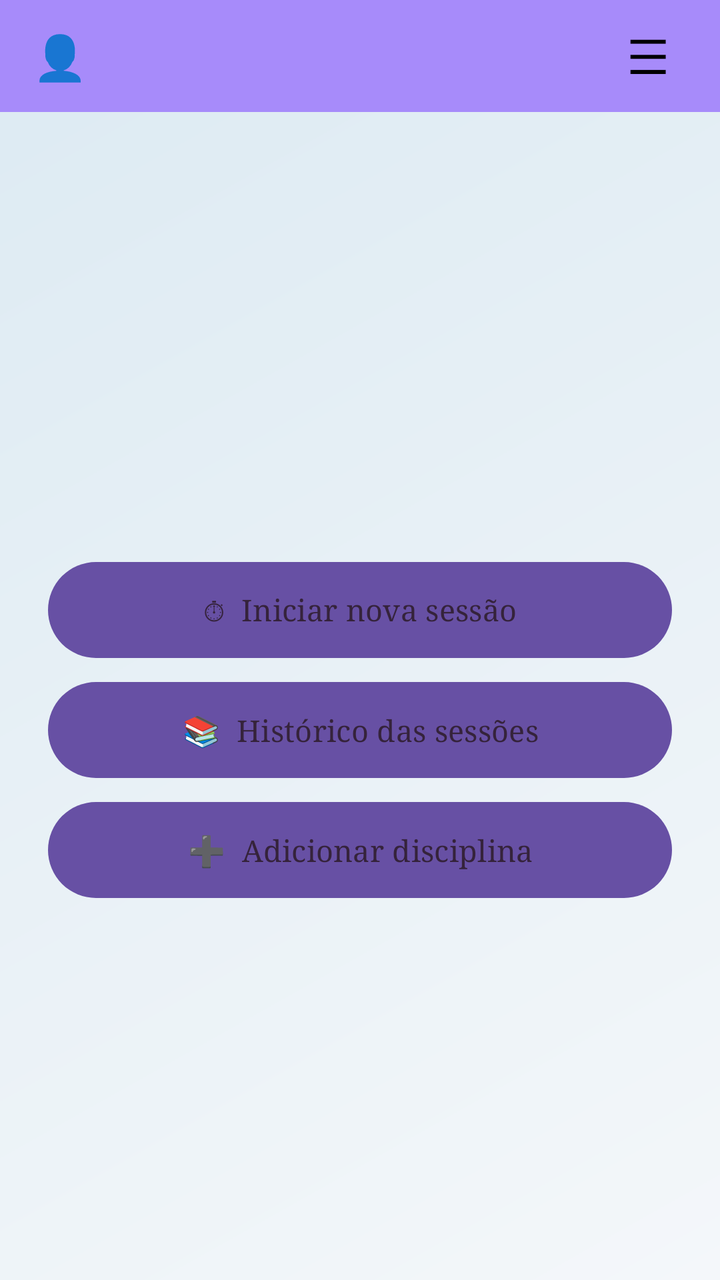
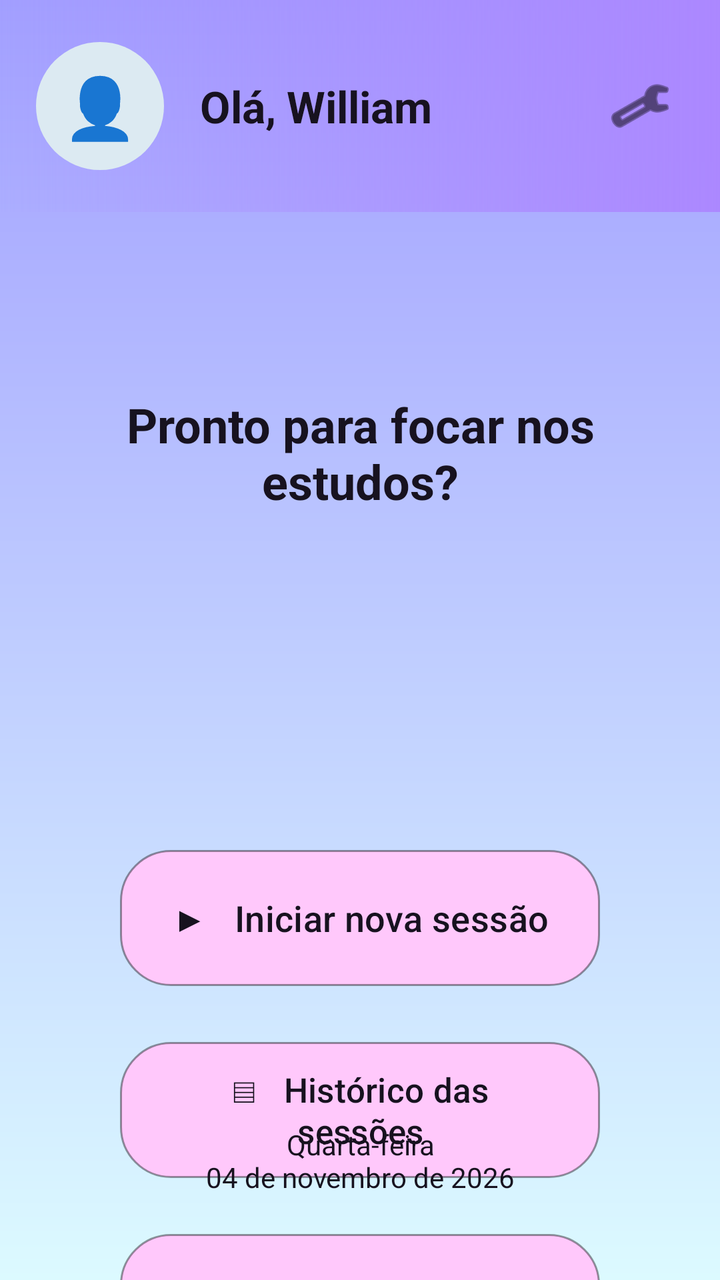

An Android layout rendered at two revisions. The XML below is the earlier revision; the diff shows what the commit changed to produce the second picture.
<!-- AndroidManifest.xml: application theme Theme.FocaAi -->
<!-- res/layout/activity_principal.xml -->
<?xml version="1.0" encoding="utf-8"?>
<androidx.constraintlayout.widget.ConstraintLayout
    xmlns:android="http://schemas.android.com/apk/res/android"
    xmlns:app="http://schemas.android.com/apk/res-auto"
    xmlns:tools="http://schemas.android.com/tools"
    android:layout_width="match_parent"
    android:layout_height="match_parent"
    android:background="@drawable/bg_gradient"
    tools:context=".PrincipalActivity">

    <LinearLayout
        android:id="@+id/linearLayout"
        android:layout_width="match_parent"
        android:layout_height="56dp"
        android:background="#A78BFA"
        android:gravity="center_vertical"
        android:orientation="horizontal"
        android:paddingStart="12dp"
        android:paddingEnd="12dp"
        app:layout_constraintEnd_toEndOf="parent"
        app:layout_constraintStart_toStartOf="parent"
        app:layout_constraintTop_toTopOf="parent">

        <TextView
            android:layout_width="36dp"
            android:layout_height="36dp"
            android:contentDescription="Foto do perfil"
            android:gravity="center"
            android:text="👤"
            android:textSize="22sp" />

        <TextView
            android:layout_width="0dp"
            android:layout_height="wrap_content"
            android:layout_marginStart="8dp"
            android:layout_weight="1"
            android:fontFamily="serif"
            android:textColor="#000000"
            android:textSize="14sp"
            android:textStyle="bold" />

        <TextView
            android:layout_width="48dp"
            android:layout_height="48dp"
            android:contentDescription="Menu"
            android:gravity="center"
            android:text="☰"
            android:textColor="#000000"
            android:textSize="24sp" />

    </LinearLayout>

    <LinearLayout
        android:id="@+id/linearLayout2"
        android:layout_width="match_parent"
        android:layout_height="wrap_content"
        android:layout_marginTop="225dp"
        android:gravity="center_horizontal"
        android:orientation="vertical"
        android:paddingStart="24dp"
        android:paddingTop="0dp"
        android:paddingEnd="24dp"
        app:layout_constraintEnd_toEndOf="parent"
        app:layout_constraintStart_toStartOf="parent"
        app:layout_constraintTop_toBottomOf="@+id/linearLayout">

        <Button
            android:id="@+id/buttonIniciarNovaSessao"
            android:layout_width="match_parent"
            android:layout_height="48dp"
            android:layout_marginBottom="12dp"
            android:background="@drawable/button_rounded"
            android:fontFamily="serif"
            android:padding="0dp"
            android:stateListAnimator="@null"
            android:text="⏱  Iniciar nova sessão"
            android:textAllCaps="false"
            android:textColor="#35233B"
            android:textSize="15sp" />

        <Button
            android:id="@+id/buttonHistorico"
            android:layout_width="match_parent"
            android:layout_height="48dp"
            android:layout_marginBottom="12dp"
            android:background="@drawable/button_rounded"
            android:fontFamily="serif"
            android:padding="0dp"
            android:stateListAnimator="@null"
            android:text="📚  Histórico das sessões"
            android:textAllCaps="false"
            android:textColor="#35233B"
            android:textSize="15sp" />

        <Button
            android:id="@+id/buttonAdicionarDisciplina"
            android:layout_width="match_parent"
            android:layout_height="48dp"
            android:background="@drawable/button_rounded"
            android:fontFamily="serif"
            android:padding="0dp"
            android:stateListAnimator="@null"
            android:text="➕  Adicionar disciplina"
            android:textAllCaps="false"
            android:textColor="#35233B"
            android:textSize="15sp" />

    </LinearLayout>

    
    <TextView
        android:id="@+id/textDataPrincipal"
        android:layout_width="wrap_content"
        android:layout_height="wrap_content"
        android:fontFamily="serif"
        android:gravity="center"
        android:textColor="#35233B"
        android:textSize="11sp"
        app:layout_constraintBottom_toBottomOf="parent"
        app:layout_constraintEnd_toEndOf="parent"
        app:layout_constraintStart_toStartOf="parent"
        app:layout_constraintTop_toBottomOf="@+id/linearLayout2"
        app:layout_constraintVertical_bias="0.85" />

</androidx.constraintlayout.widget.ConstraintLayout>
<!-- resources referenced by this layout -->
<resources>
  <!-- drawable bg_gradient (drawable) -->
  <?xml version="1.0" encoding="utf-8"?>
  <shape xmlns:android="http://schemas.android.com/apk/res/android"
      android:shape="rectangle">
  
      <gradient
          android:angle="135"
          android:startColor="@color/background"
          android:endColor="@color/surface"
          android:type="linear" />
  
  </shape>
  <!-- drawable button_rounded (drawable) -->
  <?xml version="1.0" encoding="utf-8"?>
  <shape xmlns:android="http://schemas.android.com/apk/res/android"
      android:shape="rectangle">
  
      <solid android:color="#78A9FF" />
  
      <corners android:radius="50dp" />
  
  </shape>
  <style name="Theme.FocaAi" parent="Base.Theme.FocaAi" />
  <color name="background">#F4F7FA</color>
  <color name="surface">#DCEAF2</color>
  <style name="Base.Theme.FocaAi" parent="Theme.Material3.DayNight.NoActionBar">
          
          
      </style>
</resources>

<!-- the commit's change to res/layout/activity_principal.xml (unified diff, before → after) -->
@@ -1,125 +1,139 @@
 <?xml version="1.0" encoding="utf-8"?>
-<androidx.constraintlayout.widget.ConstraintLayout
-    xmlns:android="http://schemas.android.com/apk/res/android"
+<androidx.constraintlayout.widget.ConstraintLayout xmlns:android="http://schemas.android.com/apk/res/android"
     xmlns:app="http://schemas.android.com/apk/res-auto"
     xmlns:tools="http://schemas.android.com/tools"
     android:layout_width="match_parent"
     android:layout_height="match_parent"
-    android:background="@drawable/bg_gradient"
-    tools:context=".PrincipalActivity">
+    android:background="@drawable/bg_foca_gradient"
+    tools:context=".activities.PrincipalActivity">
 
-    <LinearLayout
-        android:id="@+id/linearLayout"
-        android:layout_width="match_parent"
-        android:layout_height="56dp"
-        android:background="#A78BFA"
-        android:gravity="center_vertical"
-        android:orientation="horizontal"
-        android:paddingStart="12dp"
-        android:paddingEnd="12dp"
-        app:layout_constraintEnd_toEndOf="parent"
+    <androidx.constraintlayout.widget.ConstraintLayout
+        android:id="@+id/headerPrincipal"
+        android:layout_width="0dp"
+        android:layout_height="106dp"
+        android:background="@drawable/bg_header_foca"
+        app:layout_constraintTop_toTopOf="parent"
         app:layout_constraintStart_toStartOf="parent"
-        app:layout_constraintTop_toTopOf="parent">
+        app:layout_constraintEnd_toEndOf="parent">
 
         <TextView
-            android:layout_width="36dp"
-            android:layout_height="36dp"
-            android:contentDescription="Foto do perfil"
+            android:id="@+id/txtAvatar"
+            android:layout_width="64dp"
+            android:layout_height="64dp"
+            android:background="@drawable/bg_avatar_foca"
             android:gravity="center"
             android:text="👤"
-            android:textSize="22sp" />
+            android:textSize="30sp"
+            app:layout_constraintStart_toStartOf="parent"
+            app:layout_constraintTop_toTopOf="parent"
+            app:layout_constraintBottom_toBottomOf="parent"
+            android:layout_marginStart="18dp" />
 
         <TextView
-            android:layout_width="0dp"
+            android:id="@+id/txtOlaUsuario"
+            android:layout_width="wrap_content"
             android:layout_height="wrap_content"
-            android:layout_marginStart="8dp"
-            android:layout_weight="1"
-            android:fontFamily="serif"
-            android:textColor="#000000"
-            android:textSize="14sp"
-            android:textStyle="bold" />
+            android:text="Olá, William"
+            android:textColor="@color/foca_text"
+            android:textSize="22sp"
+            android:textStyle="bold"
+            android:layout_marginStart="18dp"
+            app:layout_constraintStart_toEndOf="@id/txtAvatar"
+            app:layout_constraintTop_toTopOf="@id/txtAvatar"
+            app:layout_constraintBottom_toBottomOf="@id/txtAvatar" />
 
-        <TextView
+        <ImageButton
+            android:id="@+id/btnConfiguracoesPrincipal"
             android:layout_width="48dp"
             android:layout_height="48dp"
-            android:contentDescription="Menu"
-            android:gravity="center"
-            android:text="☰"
-            android:textColor="#000000"
-            android:textSize="24sp" />
+            android:background="@android:color/transparent"
+            android:contentDescription="Configurações"
+            android:src="@android:drawable/ic_menu_preferences"
+            app:tint="@color/foca_text"
+            app:layout_constraintEnd_toEndOf="parent"
+            app:layout_constraintTop_toTopOf="parent"
+            app:layout_constraintBottom_toBottomOf="parent"
+            android:layout_marginEnd="16dp" />
+    </androidx.constraintlayout.widget.ConstraintLayout>
 
-    </LinearLayout>
+    <TextView
+        android:id="@+id/txtBoasVindasPrincipal"
+        android:layout_width="0dp"
+        android:layout_height="wrap_content"
+        android:layout_marginStart="28dp"
+        android:layout_marginEnd="28dp"
+        android:layout_marginTop="90dp"
+        android:gravity="center"
+        android:text="Pronto para focar nos estudos?"
+        android:textColor="@color/foca_text"
+        android:textSize="24sp"
+        android:textStyle="bold"
+        app:layout_constraintTop_toBottomOf="@id/headerPrincipal"
+        app:layout_constraintStart_toStartOf="parent"
+        app:layout_constraintEnd_toEndOf="parent" />
 
-    <LinearLayout
-        android:id="@+id/linearLayout2"
-        android:layout_width="match_parent"
-        android:layout_height="wrap_content"
-        android:layout_marginTop="225dp"
-        android:gravity="center_horizontal"
-        android:orientation="vertical"
-        android:paddingStart="24dp"
-        android:paddingTop="0dp"
-        android:paddingEnd="24dp"
-        app:layout_constraintEnd_toEndOf="parent"
+    <Button
+        android:id="@+id/btnIniciarNovaSessao"
+        android:layout_width="0dp"
+        android:layout_height="68dp"
+        android:layout_marginStart="60dp"
+        android:layout_marginEnd="60dp"
+        android:layout_marginTop="319dp"
+        android:background="@drawable/button_foca_pink"
+        android:text="▶   Iniciar nova sessão"
+        android:textAllCaps="false"
+        android:textColor="@color/foca_text"
+        android:textSize="18sp"
+        app:backgroundTint="@null"
+        app:layout_constraintTop_toBottomOf="@id/headerPrincipal"
         app:layout_constraintStart_toStartOf="parent"
-        app:layout_constraintTop_toBottomOf="@+id/linearLayout">
+        app:layout_constraintEnd_toEndOf="parent" />
 
-        <Button
-            android:id="@+id/buttonIniciarNovaSessao"
-            android:layout_width="match_parent"
-            android:layout_height="48dp"
-            android:layout_marginBottom="12dp"
-            android:background="@drawable/button_rounded"
-            android:fontFamily="serif"
-            android:padding="0dp"
-            android:stateListAnimator="@null"
-            android:text="⏱  Iniciar nova sessão"
-            android:textAllCaps="false"
-            android:textColor="#35233B"
-            android:textSize="15sp" />
+    <Button
+        android:id="@+id/btnHistoricoSessoes"
+        android:layout_width="0dp"
+        android:layout_height="68dp"
+        android:layout_marginStart="60dp"
+        android:layout_marginEnd="60dp"
+        android:layout_marginTop="28dp"
+        android:background="@drawable/button_foca_pink"
+        android:text="▤   Histórico das sessões"
+        android:textAllCaps="false"
+        android:textColor="@color/foca_text"
+        android:textSize="17sp"
+        app:backgroundTint="@null"
+        app:layout_constraintTop_toBottomOf="@id/btnIniciarNovaSessao"
+        app:layout_constraintStart_toStartOf="parent"
+        app:layout_constraintEnd_toEndOf="parent" />
 
-        <Button
-            android:id="@+id/buttonHistorico"
-            android:layout_width="match_parent"
-            android:layout_height="48dp"
-            android:layout_marginBottom="12dp"
-            android:background="@drawable/button_rounded"
-            android:fontFamily="serif"
-            android:padding="0dp"
-            android:stateListAnimator="@null"
-            android:text="📚  Histórico das sessões"
-            android:textAllCaps="false"
-            android:textColor="#35233B"
-            android:textSize="15sp" />
+    <Button
+        android:id="@+id/btnAdicionarDisciplinaPrincipal"
+        android:layout_width="0dp"
+        android:layout_height="68dp"
+        android:layout_marginStart="60dp"
+        android:layout_marginEnd="60dp"
+        android:layout_marginTop="28dp"
+        android:background="@drawable/button_foca_pink"
+        android:text="＋   Adicionar disciplina"
+        android:textAllCaps="false"
+        android:textColor="@color/foca_text"
+        android:textSize="17sp"
+        app:backgroundTint="@null"
+        app:layout_constraintTop_toBottomOf="@id/btnHistoricoSessoes"
+        app:layout_constraintStart_toStartOf="parent"
+        app:layout_constraintEnd_toEndOf="parent" />
 
-        <Button
-            android:id="@+id/buttonAdicionarDisciplina"
-            android:layout_width="match_parent"
-            android:layout_height="48dp"
-            android:background="@drawable/button_rounded"
-            android:fontFamily="serif"
-            android:padding="0dp"
-            android:stateListAnimator="@null"
-            android:text="➕  Adicionar disciplina"
-            android:textAllCaps="false"
-            android:textColor="#35233B"
-            android:textSize="15sp" />
-
-    </LinearLayout>
-
-    
     <TextView
-        android:id="@+id/textDataPrincipal"
+        android:id="@+id/txtDataPrincipal"
         android:layout_width="wrap_content"
         android:layout_height="wrap_content"
-        android:fontFamily="serif"
+        android:layout_marginBottom="42dp"
         android:gravity="center"
-        android:textColor="#35233B"
-        android:textSize="11sp"
+        android:text="Quarta-feira\n04 de novembro de 2026"
+        android:textColor="@color/foca_text"
+        android:textSize="14sp"
         app:layout_constraintBottom_toBottomOf="parent"
-        app:layout_constraintEnd_toEndOf="parent"
         app:layout_constraintStart_toStartOf="parent"
-        app:layout_constraintTop_toBottomOf="@+id/linearLayout2"
-        app:layout_constraintVertical_bias="0.85" />
+        app:layout_constraintEnd_toEndOf="parent" />
 
 </androidx.constraintlayout.widget.ConstraintLayout>
<!-- resource entries referenced after the edit -->
@@ -1,30 +1,29 @@
 <!-- resources referenced by this layout -->
 <resources>
-  <!-- drawable bg_gradient (drawable) -->
+  <color name="foca_text">#17121F</color>
+  <!-- drawable bg_avatar_foca (drawable) -->
   <?xml version="1.0" encoding="utf-8"?>
-  <shape xmlns:android="http://schemas.android.com/apk/res/android"
-      android:shape="rectangle">
-  
-      <gradient
-          android:angle="135"
-          android:startColor="@color/background"
-          android:endColor="@color/surface"
-          android:type="linear" />
-  
+  <shape xmlns:android="http://schemas.android.com/apk/res/android" android:shape="oval">
+      <solid android:color="#DCEAF2" />
   </shape>
-  <!-- drawable button_rounded (drawable) -->
+  <!-- drawable bg_foca_gradient (drawable) -->
   <?xml version="1.0" encoding="utf-8"?>
-  <shape xmlns:android="http://schemas.android.com/apk/res/android"
-      android:shape="rectangle">
-  
-      <solid android:color="#78A9FF" />
-  
-      <corners android:radius="50dp" />
-  
+  <shape xmlns:android="http://schemas.android.com/apk/res/android" android:shape="rectangle">
+      <gradient android:angle="270" android:startColor="#A29FFF" android:endColor="#DCFAFF" android:type="linear" />
+  </shape>
+  <!-- drawable bg_header_foca (drawable) -->
+  <?xml version="1.0" encoding="utf-8"?>
+  <shape xmlns:android="http://schemas.android.com/apk/res/android" android:shape="rectangle">
+      <gradient android:angle="0" android:startColor="#00B957FF" android:endColor="#AB87FF" android:type="linear" />
+  </shape>
+  <!-- drawable button_foca_pink (drawable) -->
+  <?xml version="1.0" encoding="utf-8"?>
+  <shape xmlns:android="http://schemas.android.com/apk/res/android" android:shape="rectangle">
+      <solid android:color="#FFC8FB" />
+      <corners android:radius="25dp" />
+      <stroke android:width="1dp" android:color="#66000000" />
   </shape>
   <style name="Theme.FocaAi" parent="Base.Theme.FocaAi" />
-  <color name="background">#F4F7FA</color>
-  <color name="surface">#DCEAF2</color>
   <style name="Base.Theme.FocaAi" parent="Theme.Material3.DayNight.NoActionBar">
           
           
